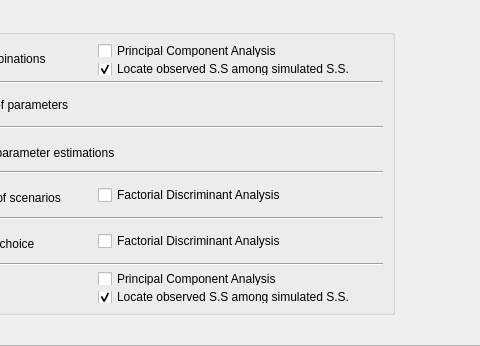
cbgp/diyabc, file python_interface/uis/defineAnalysis.ui: the form before one commit; both pictures show x 476 to 956 and y 358 to 704 of the 1142 by 704 pixel window.
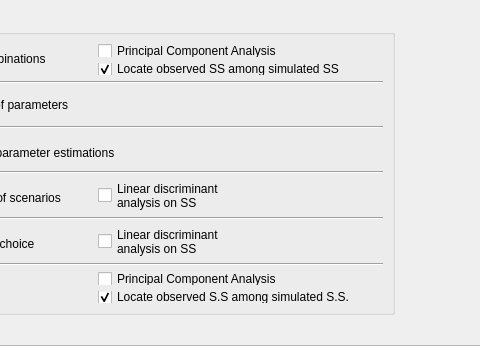
The form after the commit.

Commit message: edition of PCA corrected

Patch:
```diff
--- a/python_interface/uis/defineAnalysis.ui
+++ b/python_interface/uis/defineAnalysis.ui
@@ -242,7 +242,7 @@
             <item>
              <widget class="QCheckBox" name="lossCheck">
               <property name="text">
-               <string>Locate observed S.S among simulated S.S.</string>
+               <string>Locate observed SS among simulated SS</string>
               </property>
               <property name="checked">
                <bool>true</bool>
@@ -336,7 +336,8 @@
           <item>
            <widget class="QCheckBox" name="confFdaCompareCheck">
             <property name="text">
-             <string>Factorial Discriminant Analysis</string>
+             <string>Linear discriminant
+analysis on SS</string>
             </property>
            </widget>
           </item>
@@ -373,7 +374,8 @@
           <item>
            <widget class="QCheckBox" name="confFdaCheck">
             <property name="text">
-             <string>Factorial Discriminant Analysis</string>
+             <string>Linear discriminant
+analysis on SS</string>
             </property>
            </widget>
           </item>
```
The commit also changes 1 other file.
